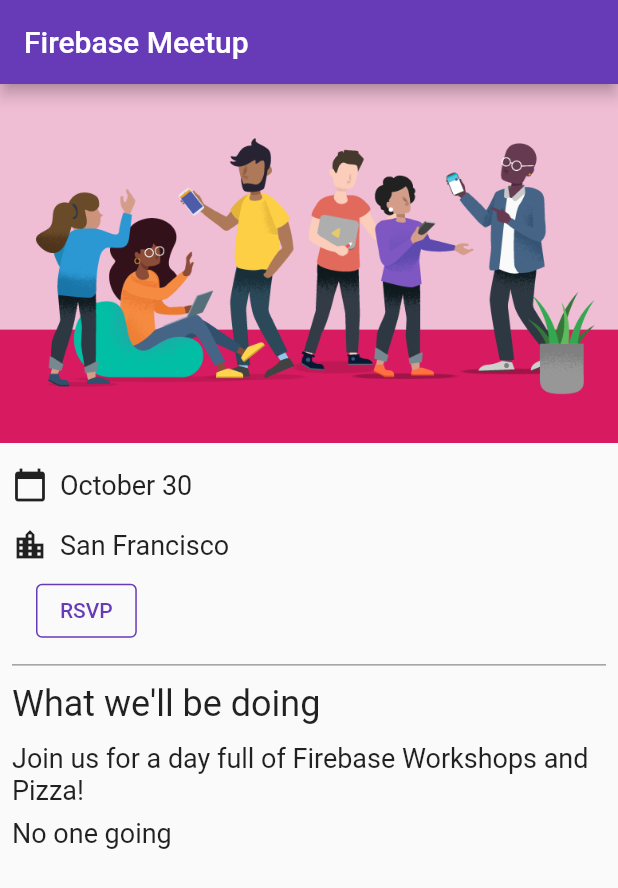
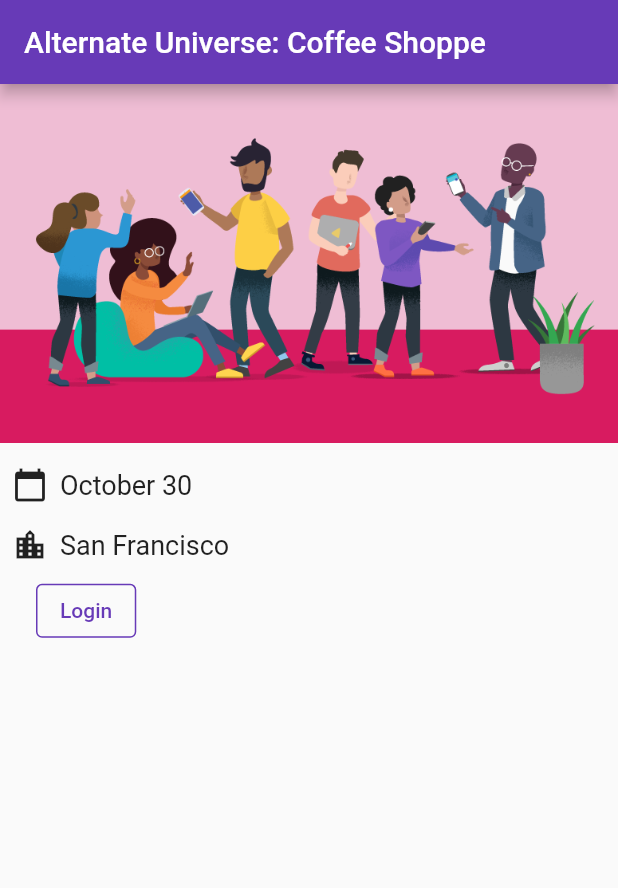
Before and after one commit to rockonsoft/coffeeshoppeau, a Flutter app: the screen it shows after launch, on a phone screen of 412 x 824 dp. Shown: the top 888 px of the screen. Run offline on Flutter 3.47's test engine with Material 2 defaults, Android fonts, the phone set to English and light mode, and no system bars; our stand-ins replace cloud_firestore, firebase_auth, firebase_core, google_fonts; accounts and stored records are empty.

Commit message:
profiles created as part of login process

```diff
--- a/lib/main.dart
+++ b/lib/main.dart
@@ -1,9 +1,9 @@
 import 'package:coffeeshoppe/screens/home/home.dart';
 import 'package:coffeeshoppe/shared/applicationstate.dart';
+import 'package:coffeeshoppe/shared/profilewrapper.dart';
 import 'package:flutter/material.dart';
 import 'package:google_fonts/google_fonts.dart';
 import 'package:provider/provider.dart';
-
 
 void main() {
   runApp(
@@ -17,7 +17,8 @@ void main() {
 class App extends StatelessWidget {
   @override
   Widget build(BuildContext context) {
-    return MaterialApp(
+    return Consumer<ApplicationState>(
+        builder: (context, appState, _) => MaterialApp(
               title: 'Firebase Meetup',
               theme: ThemeData(
                 buttonTheme: Theme.of(context).buttonTheme.copyWith(
@@ -29,7 +30,8 @@ class App extends StatelessWidget {
                 ),
                 visualDensity: VisualDensity.adaptivePlatformDensity,
               ),
-      home: HomePage(),
+              home: ProfileWrapper(appState:appState),
+            )
     );
   }
 }
--- /dev/null
+++ b/lib/models/book.dart
@@ -0,0 +1,7 @@
+class Book {
+  Book({this.title, this.author, this.cover, this.ISBN});
+  String? title;
+  String? author;
+  String? cover;
+  String? ISBN;
+}
--- /dev/null
+++ b/lib/models/preferences.dart
@@ -0,0 +1,7 @@
+class Preferences {
+  Preferences({this.iLike, this.age, this.upperAgeRange, this.lowerAgeRange});
+  String? iLike;
+  int? age;
+  int? upperAgeRange;
+  int? lowerAgeRange;
+}
--- /dev/null
+++ b/lib/models/profile.dart
@@ -0,0 +1,27 @@
+import 'package:coffeeshoppe/models/preferences.dart';
+
+import 'book.dart';
+
+class Profile{
+
+
+  Profile(Map<String, dynamic>? map){
+    if(map != null){
+      var genres = map['genres'] as List<dynamic>;
+      var authors = map['authors'] as List<dynamic>;
+      var books = map['books'] as List<dynamic>;
+      this.nickname = map['nickname'];
+      this.genres = genres.cast<String>();
+      this.authors = authors.cast<String>();
+      this.books = books.cast<Book>();
+      //this.preferences = map['preferences'];
+      print(this);
+    }
+
+  }
+  String? nickname;
+  List<String>? genres;
+  List<String>? authors;
+  List<Book>? books;
+  //Preferences? preferences;
+}
--- /dev/null
+++ b/lib/screens/authentication/auth.dart
@@ -0,0 +1,36 @@
+import 'package:coffeeshoppe/shared/applicationstate.dart';
+import 'package:coffeeshoppe/shared/constants.dart';
+import 'package:coffeeshoppe/shared/widgets.dart';
+import 'package:flutter/material.dart';
+import 'package:provider/provider.dart';
+import 'authentication.dart';
+
+class AuthForm extends StatelessWidget {
+  @override
+  Widget build(BuildContext context) {
+    return Scaffold(
+        appBar: AppBar(
+          title: Text(APP_TITLE),
+        ),
+        body: ListView(
+          children: <Widget>[
+            Image.asset('assets/codelab.png'),
+            SizedBox(height: 8),
+            IconAndDetail(Icons.calendar_today, 'October 30'),
+            IconAndDetail(Icons.location_city, 'San Francisco'),
+            Consumer<ApplicationState>(
+              builder: (context, appState, _) => Authentication(
+                email: appState.email,
+                loginState: appState.loginState,
+                startLoginFlow: appState.startLoginFlow,
+                verifyEmail: appState.verifyEmail,
+                signInWithEmailAndPassword: appState.signInWithEmailAndPassword,
+                cancelRegistration: appState.cancelRegistration,
+                registerAccount: appState.registerAccount,
+                signOut: appState.signOut,
+              ),
+            ),
+          ],
+        ));
+  }
+}
--- a/lib/screens/authentication/authentication.dart
+++ b/lib/screens/authentication/authentication.dart
@@ -1,4 +1,5 @@
 import 'package:coffeeshoppe/shared/applicationloginstate.dart';
+import 'package:coffeeshoppe/shared/constants.dart';
 import 'package:flutter/material.dart';
 
 import '../../shared/widgets.dart';
@@ -40,7 +41,7 @@ class Authentication extends StatelessWidget {
   Widget build(BuildContext context) {
     switch (loginState) {
       case ApplicationLoginState.loggedOut:
-        return Row(
+               return Row(
           children: [
             Padding(
               padding: const EdgeInsets.only(left: 24, bottom: 8),
@@ -48,7 +49,7 @@ class Authentication extends StatelessWidget {
                 onPressed: () {
                   startLoginFlow();
                 },
-                child: Text('RSVP'),
+                child: Text('Login'),
               ),
             ),
           ],
--- a/lib/screens/home/home.dart
+++ b/lib/screens/home/home.dart
@@ -3,6 +3,7 @@ import 'package:cloud_firestore/cloud_firestore.dart';
 import 'package:coffeeshoppe/screens/authentication/authentication.dart';
 import 'package:coffeeshoppe/shared/applicationloginstate.dart';
 import 'package:coffeeshoppe/shared/applicationstate.dart';
+import 'package:coffeeshoppe/shared/constants.dart';
 import 'package:coffeeshoppe/shared/guestbook.dart';
 import 'package:coffeeshoppe/shared/widgets.dart';
 import 'package:coffeeshoppe/shared/yesnoselection.dart';
@@ -13,13 +14,13 @@ import 'package:google_fonts/google_fonts.dart';
 import 'package:provider/provider.dart';
 
 class HomePage extends StatelessWidget {
-  HomePage({Key? key}) : super(key: key);
+  //HomePage({Key? key}) : super(key: key);
 
   @override
   Widget build(BuildContext context) {
     return Scaffold(
       appBar: AppBar(
-        title: Text('Firebase Meetup'),
+        title: Text(APP_TITLE),
       ),
       body: ListView(
         children: <Widget>[
--- /dev/null
+++ b/lib/shared/profilewrapper.dart
@@ -0,0 +1,36 @@
+import 'package:coffeeshoppe/screens/authentication/auth.dart';
+import 'package:coffeeshoppe/screens/authentication/authentication.dart';
+import 'package:coffeeshoppe/screens/home/home.dart';
+import 'package:coffeeshoppe/shared/applicationloginstate.dart';
+import 'package:coffeeshoppe/shared/applicationstate.dart';
+import 'package:flutter/material.dart';
+
+class ProfileWrapper extends StatelessWidget {
+  final ApplicationState appState;
+  ProfileWrapper({required this.appState});
+
+  @override
+  Widget build(BuildContext context) {
+    // return either the Home or Authenticate widget
+    if (appState.loginState != ApplicationLoginState.loggedIn) {
+      /*return Authentication(
+        email: appState.email,
+        loginState: appState.loginState,
+        startLoginFlow: appState.startLoginFlow,
+        verifyEmail: appState.verifyEmail,
+        signInWithEmailAndPassword: appState.signInWithEmailAndPassword,
+        cancelRegistration: appState.cancelRegistration,
+        registerAccount: appState.registerAccount,
+        signOut: appState.signOut,
+      );*/
+      return AuthForm();
+    } else {
+      //is logged in - is profile complete
+      /*if((appState.profile?.genres?.length ?? 0) < 5){
+        return ChooseGenres()
+
+      }*/
+    }
+    return HomePage();
+  }
+}
```
Also changed, not shown: lib/models/message.dart (added, +7 -0 lines), lib/models/user.dart (added, +25 -0 lines), lib/shared/applicationstate.dart (+41 -1 lines), lib/shared/choose_genres.dart (added, +54 -0 lines), lib/shared/constants.dart (added, +14 -0 lines), lib/models/author.dart (added), lib/models/genre.dart (added). Lines whose indentation alone changed are shown as unchanged.
